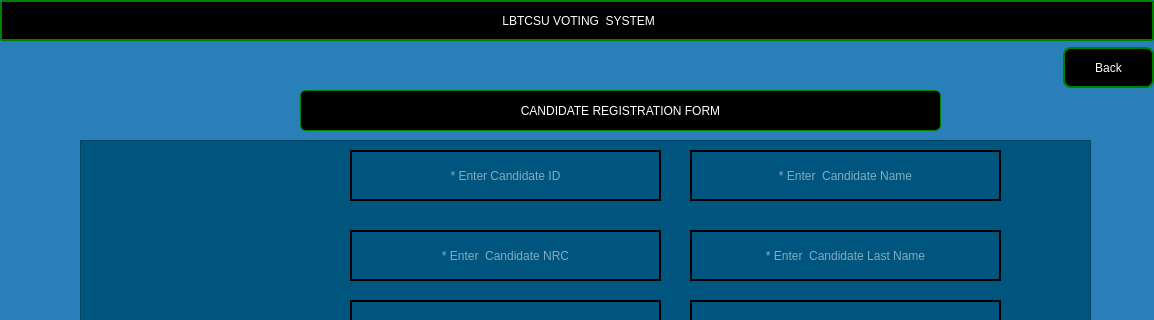
The window that registercandidate.ui (Rabsoninnora/LBTCSU) describes before a commit, drawn with Qt 5; both pictures show x 0 to 1154 and y 0 to 320 of the 1154 by 694 pixel window.
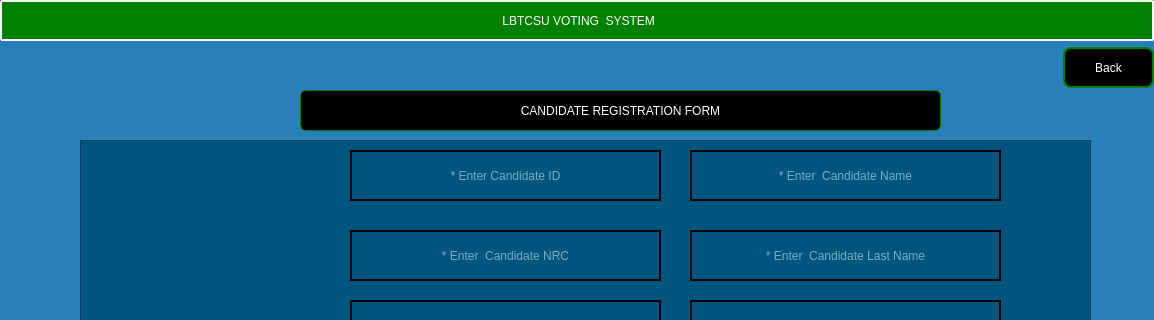
The same window after the commit. Icons and pictures are not drawn.

Patch:
```diff
--- a/registercandidate.ui
+++ b/registercandidate.ui
@@ -487,13 +487,13 @@
     </rect>
    </property>
    <property name="styleSheet">
-    <string notr="true">    
+    <string notr="true">     
 QPushButton{
                     color: rgb(255, 255, 255);
-                    border:2px solid green;
+                    border:2px solid  white;
                     border-radius: 1px;
                     padding: 0 8px;
-                    background-color: rgb(255, 267, 245);
+                    background-color: green;
                     font: 500 11pt ;
                    
 
```
